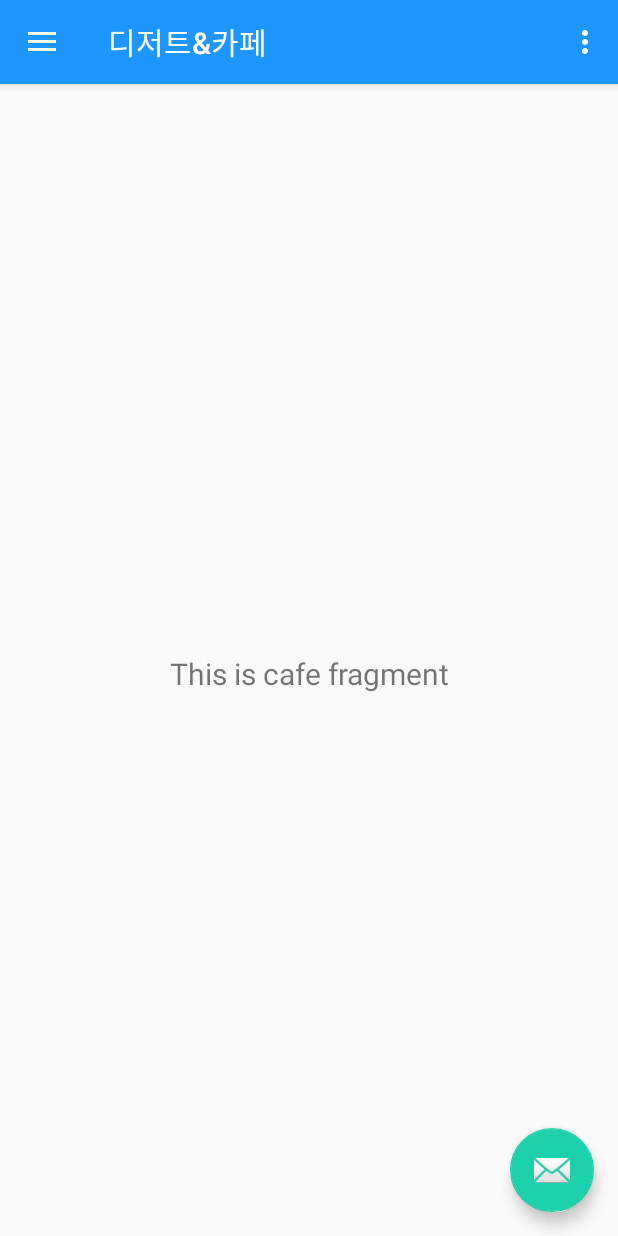
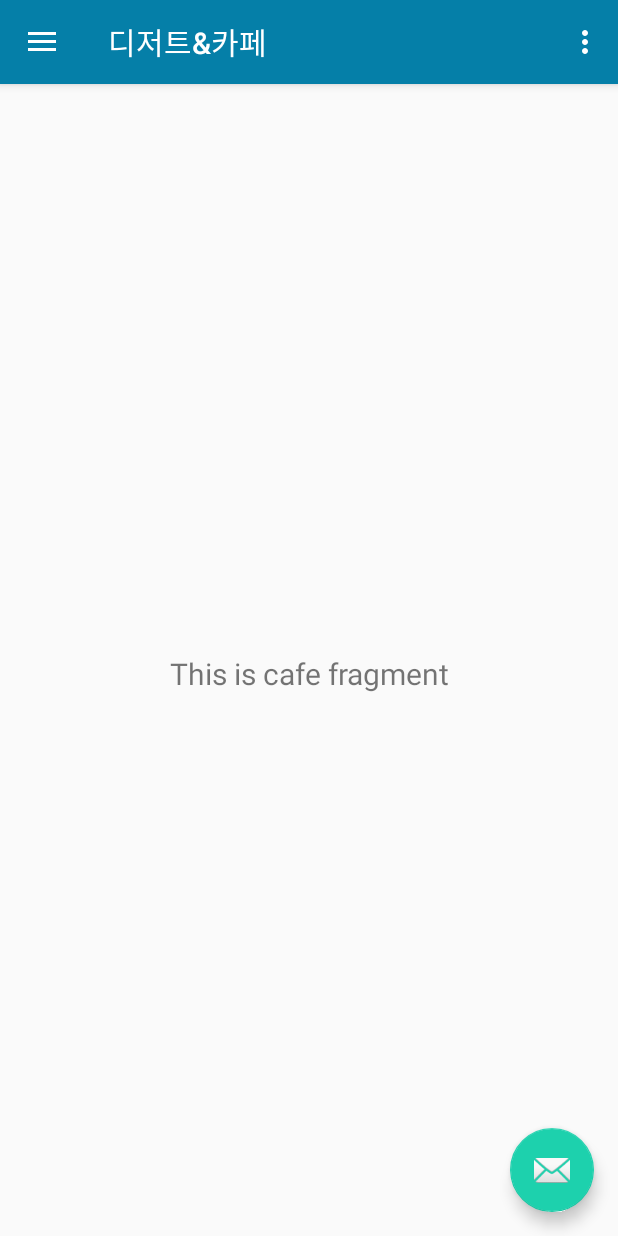
Before and after one commit to 0212kr/WSWE, an Android app: the screen it shows after launch (MainActivity), in the side drawer, after a tap on an icon or button, on a phone screen of 412 x 824 dp. Run offline under Robolectric (Android 15) with nearby library versions, the phone set to English and light mode, and no system bars; our stand-ins replace Room's generated code, navigation-ui.

Commit message:
2020-04-22

```diff
--- a/app/src/main/java/com/lec/android/wswe/MainActivity.java
+++ b/app/src/main/java/com/lec/android/wswe/MainActivity.java
@@ -19,6 +19,7 @@ import androidx.room.Room;
 
 public class MainActivity extends AppCompatActivity {
 
+//    static int menu = 0;    // ==추==가==
     private AppBarConfiguration mAppBarConfiguration;
 
     @Override
@@ -52,6 +53,7 @@ public class MainActivity extends AppCompatActivity {
     public boolean onCreateOptionsMenu(Menu menu) {
         // Inflate the menu; this adds items to the action bar if it is present.
         getMenuInflater().inflate(R.menu.main, menu);
+
         return true;
     }
 
--- a/app/src/main/res/menu/menu.xml
+++ b/app/src/main/res/menu/menu.xml
@@ -7,10 +7,6 @@
         android:orderInCategory="100"
         android:title="메뉴추가"
         app:showAsAction="never"/>
-    <item
-        android:id="@+id/menu_modify"
-        android:orderInCategory="100"
-        android:title="메뉴수정"
-        app:showAsAction="never"/>
+
 
 </menu>
--- a/app/src/main/res/values/styles.xml
+++ b/app/src/main/res/values/styles.xml
@@ -3,8 +3,8 @@
     <!-- Base application theme. -->
     <style name="AppTheme" parent="Theme.AppCompat.Light.NoActionBar">
         <!-- Customize your theme here. -->
-        <item name="colorPrimary">@color/colorPrimary</item>
-        <item name="colorPrimaryDark">@color/colorPrimaryDark</item>
+        <item name="colorPrimary">#057FA8</item>
+        <item name="colorPrimaryDark">#057FA8</item>
         <item name="colorAccent">@color/colorAccent</item>
     </style>
 
```
Also changed, not shown: app/src/main/java/com/lec/android/wswe/ui/menu/MenuFragment.java (+19 -0 lines).
